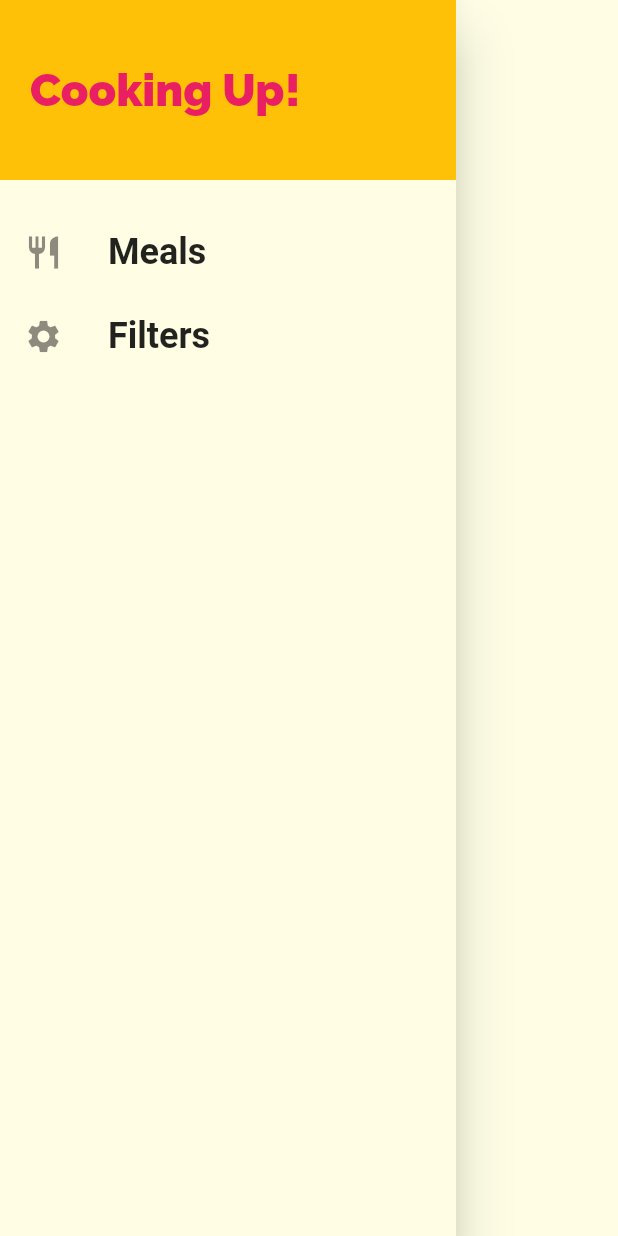
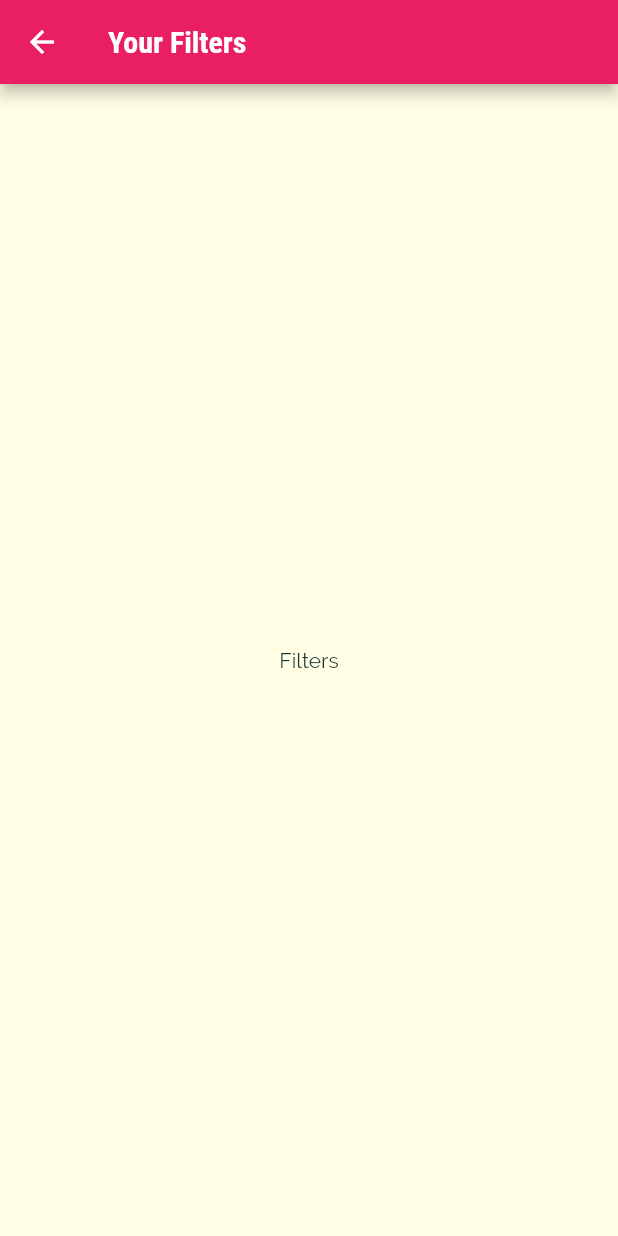
Before and after one commit to PaulTA91/meals_app, a Flutter app: the MainDrawer widget shown alone on an empty page, opened directly, after a tap on "Filters", on a phone screen of 412 x 824 dp. Run offline on Flutter 3.47's test engine with Material 2 defaults, Android fonts, the phone set to English and light mode, and no system bars; Roboto replaces fonts that are missing (RobotoCondesned).

Commit message:
Lesson 177: Adding links to drawers

```diff
--- a/lib/main.dart
+++ b/lib/main.dart
@@ -1,5 +1,6 @@
 import 'package:flutter/material.dart';
 
+import '../screens/filters_screen.dart';
 import './screens/meal_details_screen.dart';
 import './screens/category_meals_screen.dart';
 import './screens/categories_screen.dart';
@@ -36,6 +37,7 @@ class MyApp extends StatelessWidget {
         '/': (ctx) => TabsScreen(),
         CategoryMealsScreen.routeName: (ctx) => CategoryMealsScreen(),
         MealDetailScreen.routeName: (ctx) => MealDetailScreen(),
+        FiltersScreen.routeName: (ctx) => FiltersScreen(),
       },
       // onGenerateRoute: (settings) {
       //   print(settings.arguments);
--- /dev/null
+++ b/lib/screens/filters_screen.dart
@@ -0,0 +1,17 @@
+import 'package:flutter/material.dart';
+
+class FiltersScreen extends StatelessWidget {
+  static const routeName = '/filters';
+
+  @override
+  Widget build(BuildContext context) {
+    return Scaffold(
+      appBar: AppBar(
+        title: Text("Your Filters"),
+      ),
+      body: Center(
+        child: Text("Filters"),
+      ),
+    );
+  }
+}
--- a/lib/widgets/main_drawer.dart
+++ b/lib/widgets/main_drawer.dart
@@ -1,7 +1,8 @@
 import 'package:flutter/material.dart';
+import 'package:flutter_complete_guide/screens/filters_screen.dart';
 
 class MainDrawer extends StatelessWidget {
-  Widget buildListTile(String title, IconData icon) {
+  Widget buildListTile(String title, IconData icon, Function tapHandler) {
     return ListTile(
       leading: Icon(
         icon,
@@ -15,7 +16,7 @@ class MainDrawer extends StatelessWidget {
           fontWeight: FontWeight.bold,
         ),
       ),
-      onTap: () {},
+      onTap: tapHandler,
     );
   }
 
@@ -45,10 +46,16 @@ class MainDrawer extends StatelessWidget {
           buildListTile(
             'Meals',
             Icons.restaurant,
+            () {
+              Navigator.of(context).pushNamed('/');
+            },
           ),
           buildListTile(
             'Filters',
             Icons.settings,
+            () {
+              Navigator.of(context).pushNamed(FiltersScreen.routeName);
+            },
           ),
         ],
       ),
```
